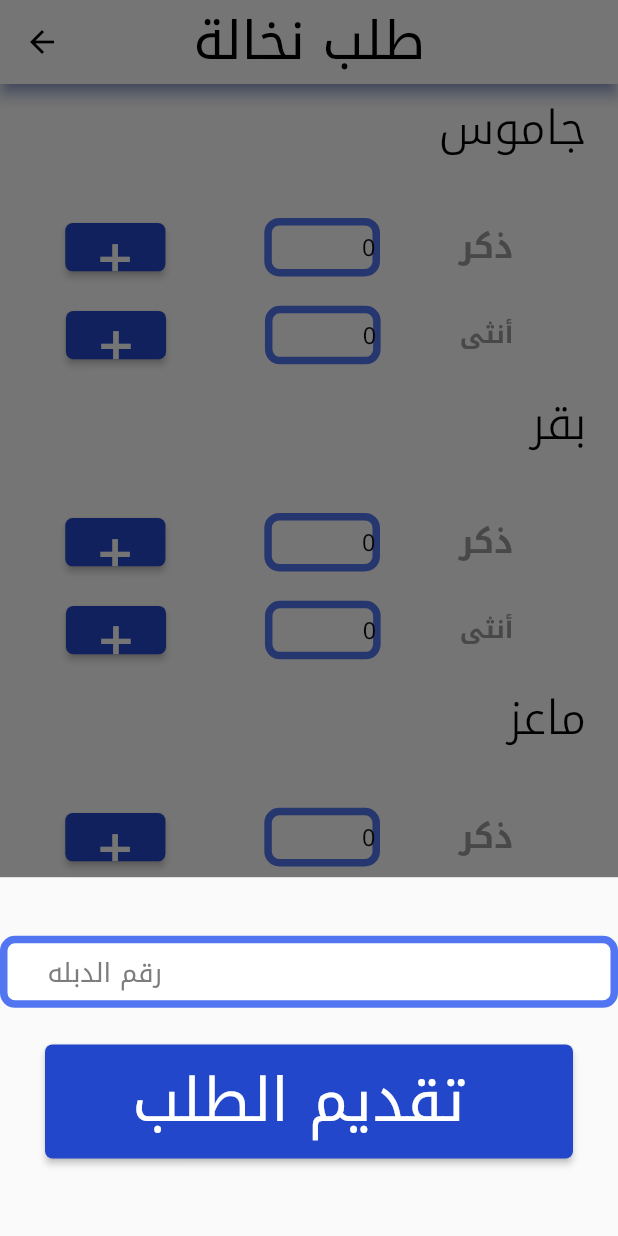
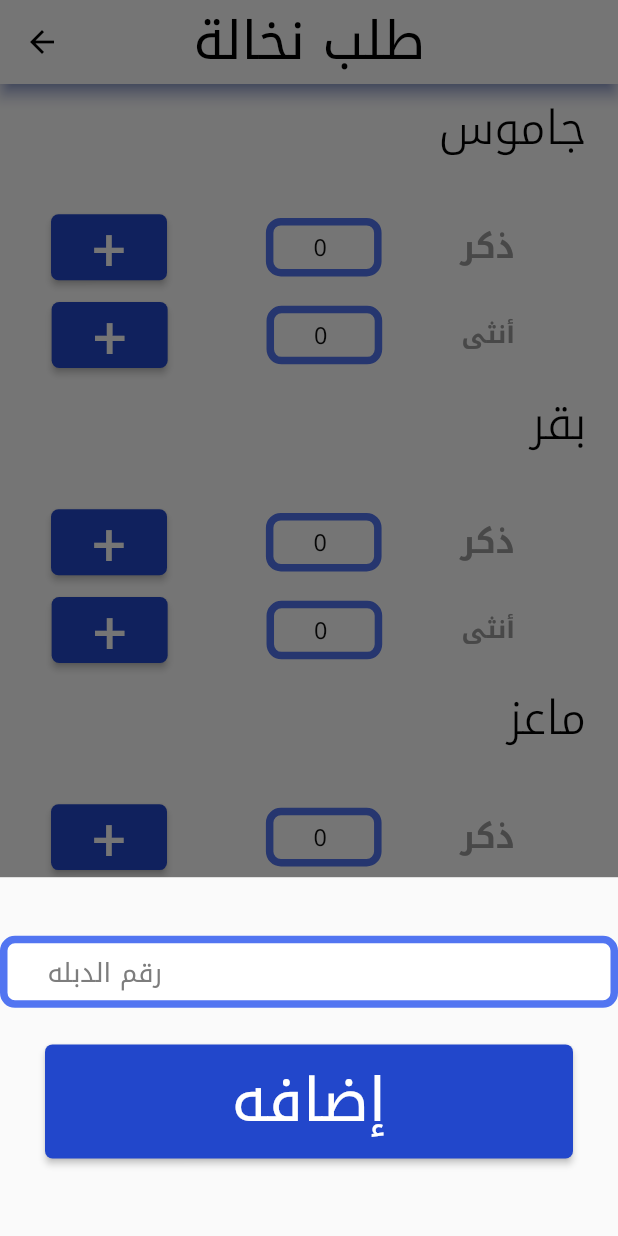
Before and after one commit to AhmedAbdulla1/El_mat7en, a Flutter app: the FeedForm screen opened by its route, after a tap on an icon or button, on a phone screen of 412 x 824 dp. Run offline on Flutter 3.47's test engine with Material 2 defaults, Android fonts, the light colour scheme and no system bars; our stand-ins replace dartz, dio, flutter_screenutil, flutter_svg, freezed_annotation, get_it and 8 more; missing offline and left inert: multiple_stream_builder; accounts and stored records are empty; generated files the repository leaves out were written again.

Commit message:
mesh hsamy el commit

```diff
--- a/lib/presentation/feed_form/feed_form.dart
+++ b/lib/presentation/feed_form/feed_form.dart
@@ -5,7 +5,6 @@ import 'package:flutter_screenutil/flutter_screenutil.dart';
 import 'package:tanta_app/presentation/common/reusable/custom_button.dart';
 import 'package:tanta_app/presentation/feed_form/widgets/custom_text_form_filed.dart';
 import 'package:tanta_app/presentation/feed_insurance_request/widgets/custom_kind_count.dart';
-import 'package:tanta_app/presentation/feed_states/widgets/custom_app_bar.dart';
 import 'package:tanta_app/presentation/resources/font_manager.dart';
 
 class FeedForm extends StatefulWidget {
--- a/lib/presentation/feed_form/widgets/custom_text_form_filed.dart
+++ b/lib/presentation/feed_form/widgets/custom_text_form_filed.dart
@@ -1,14 +1,14 @@
 import 'package:flutter/material.dart';
 import 'package:flutter_screenutil/flutter_screenutil.dart';
 import 'package:tanta_app/presentation/resources/font_manager.dart';
-import 'package:tanta_app/presentation/resources/values_manager.dart';
 
 class CustomTextFormFiled extends StatelessWidget {
   CustomTextFormFiled(
       {super.key,
       required this.hintText,
       this.onTap,
-      required this.textEditingController, this.readOnly});
+      required this.textEditingController,
+      this.readOnly});
 
   final String hintText;
   final TextEditingController textEditingController;
@@ -23,8 +23,8 @@ class CustomTextFormFiled extends StatelessWidget {
         vertical: 10.h,
       ),
       child: TextFormField(
-        readOnly:readOnly??false,
-        textDirection: TextDirection.rtl,
+        readOnly: readOnly ?? false,
+        textDirection: TextDirection.ltr,
         controller: textEditingController,
         validator: (value) {
           if (value!.isEmpty) {
--- a/lib/presentation/feed_insurance_request/widgets/custom_gender_count.dart
+++ b/lib/presentation/feed_insurance_request/widgets/custom_gender_count.dart
@@ -10,8 +10,6 @@ class CustomGenderCount extends StatefulWidget {
     required this.gender,
     required this.genderController,
     this.fontSize,
-
-
   });
   final String gender;
   final TextEditingController genderController;
@@ -35,7 +33,7 @@ class _CustomGenderCountState extends State<CustomGenderCount> {
       textDirection: TextDirection.rtl,
       children: [
         SizedBox(
-          width: 46.w,
+          width: 45.w,
         ),
         Text(
           widget.gender,
@@ -47,7 +45,6 @@ class _CustomGenderCountState extends State<CustomGenderCount> {
         ),
         SizedBox(
           width: 50.w,
-
         ),
         SizedBox(
           width: 73.w,
@@ -62,8 +59,8 @@ class _CustomGenderCountState extends State<CustomGenderCount> {
           width: 34.w,
         ),
         SizedBox(
-          width: 120.w,
-          height: 33.h,
+          width: 130.w,
+          height: 45.h,
           child: customElevatedButtonWithoutStream(
             onPressed: () {
               showDialog(context);
@@ -74,6 +71,7 @@ class _CustomGenderCountState extends State<CustomGenderCount> {
       ],
     );
   }
+
   Future<dynamic> showDialog(
     BuildContext context,
   ) {
@@ -114,7 +112,7 @@ class _CustomGenderCountState extends State<CustomGenderCount> {
                           Navigator.pop(context);
                         }
                       },
-                      text: 'تقديم الطلب ',
+                      text: 'إضافه',
                     ),
                   ],
                 ),
@@ -125,5 +123,4 @@ class _CustomGenderCountState extends State<CustomGenderCount> {
       },
     );
   }
-
 }
```
Also changed, not shown: lib/presentation/common/reusable/custom_button.dart (line endings or trailing spaces).
